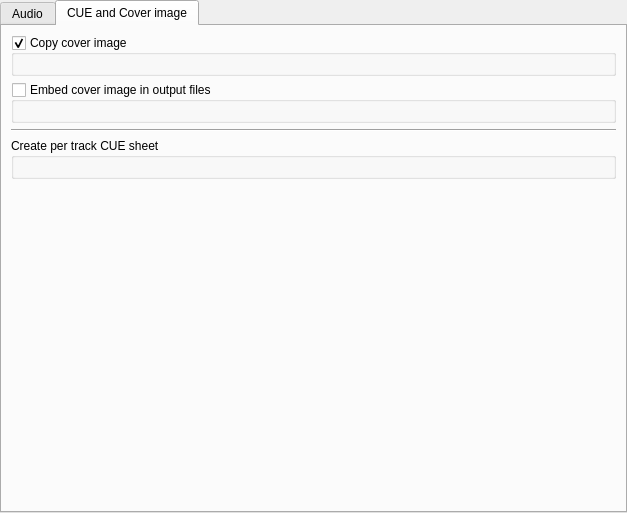
The window that gui/preferences/profilespage/profiletabwidget.ui (flacon/flacon) describes before a commit, drawn with Qt 5.
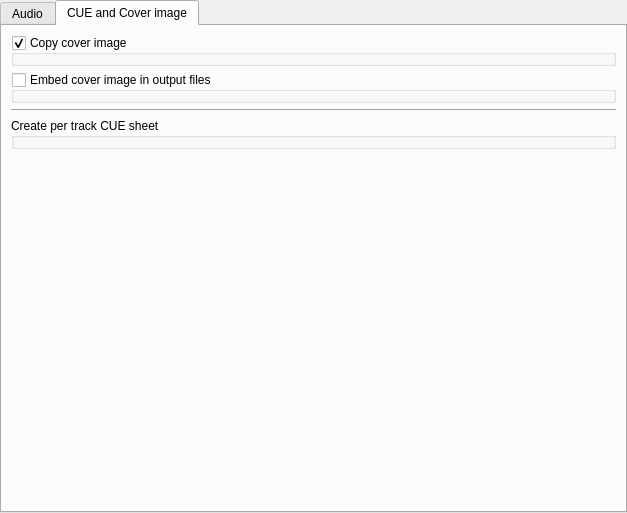
The same window after the commit. The open tabs and pages were chosen to show the change. Custom widgets are drawn as their Qt base class.

The edit to the form file:
```diff
--- a/gui/preferences/profilespage/profiletabwidget.ui
+++ b/gui/preferences/profilespage/profiletabwidget.ui
@@ -14,7 +14,7 @@
    <string>TabWidget</string>
   </property>
   <property name="currentIndex">
-   <number>0</number>
+   <number>1</number>
   </property>
   <widget class="QWidget" name="audioTab">
    <attribute name="title">
@@ -226,11 +226,6 @@
       <property name="checked">
        <bool>true</bool>
       </property>
-      <layout class="QVBoxLayout" name="verticalLayout_4">
-       <property name="sizeConstraint">
-        <enum>QLayout::SetMinimumSize</enum>
-       </property>
-      </layout>
      </widget>
     </item>
     <item>
@@ -250,7 +245,6 @@
       <property name="checked">
        <bool>false</bool>
       </property>
-      <layout class="QVBoxLayout" name="verticalLayout_10"/>
      </widget>
     </item>
     <item>
@@ -271,7 +265,6 @@
       <property name="checkable">
        <bool>false</bool>
       </property>
-      <layout class="QFormLayout" name="formLayout_3"/>
      </widget>
     </item>
     <item>
```
